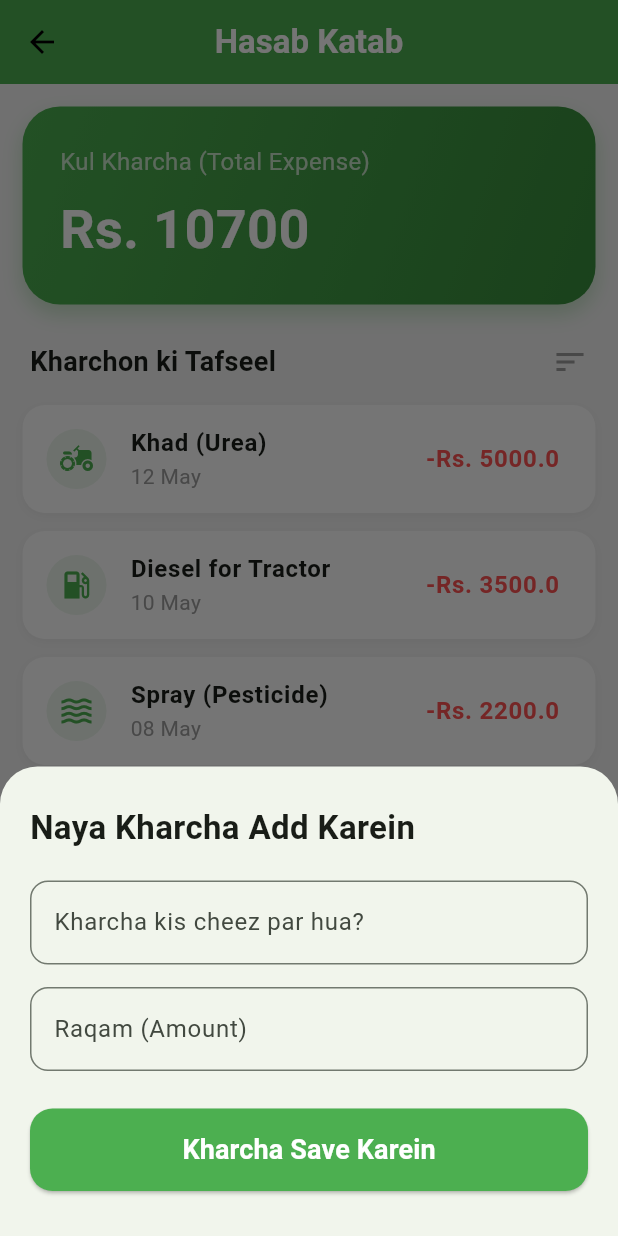
After one commit to Tanveergcu05/kisaanguide4, a Flutter app: the ExpenseTrackerScreen screen opened by its route, after a tap on "Naya Kharcha", on a phone screen of 412 x 824 dp. The commit adds this screen. Run offline on Flutter 3.47's test engine with Material 3 defaults, Android fonts, the phone set to English and light mode, and no system bars; our stand-ins replace animated_bottom_navigation_bar, intl_phone_field, weather; network calls fail.

Commit message:
restructure files

```diff
--- /dev/null
+++ b/lib/core/app_router.dart
@@ -0,0 +1,54 @@
+import 'package:flutter/material.dart';
+
+// 1. Auth Screens
+import '../screens/auth/phone_input_screen.dart';
+import '../screens/auth/otp_verification_screen.dart';
+import '../screens/auth/user_details_screen.dart';
+
+// 2. Home/Dashboard
+import '../screens/home/dashboard_screen.dart';
+
+// 3. Weather
+import '../screens/weather/weather_screen.dart';
+
+// 4. Crops & Orchards
+import '../screens/crops/add_crop_screen.dart';
+import '../screens/crops/orchard_details_screen.dart';
+
+// 5. Finance (Hasab Katab) - Nayi Screen
+import '../screens/finance/expense_tracker_screen.dart';
+
+class AppRouter {
+  // Routes ke Unique Names (Constants)
+  static const String phoneInput = '/';
+  static const String otp = '/otp';
+  static const String userDetail = '/user-detail';
+  static const String dashboard = '/dashboard';
+  static const String weather = '/weather';
+  static const String addCrop = '/add-crop';
+  static const String orchard = '/orchard';
+  static const String expenses = '/expenses'; // Naya Path
+
+  // Yeh function main.dart mein supply kiya jata hai
+  static Map<String, WidgetBuilder> getRoutes() {
+    return {
+      phoneInput: (context) => const PhoneInputScreen(),
+      otp: (context) => const OTPVerificationScreen(),
+      userDetail: (context) => const UserDetailsScreen(),
+      dashboard: (context) => const DashboardScreen(),
+      weather: (context) => const WeatherScreen(),
+      addCrop: (context) => const AddCropScreen(),
+      orchard: (context) => const OrchardDetailsScreen(),
+      expenses: (context) => const ExpenseTrackerScreen(), // Nayi entry
+    };
+  }
+
+  // Navigation Helpers (Poori app mein kahin se bhi call karne ke liye)
+  static void goToExpenses(BuildContext context) {
+    Navigator.pushNamed(context, expenses);
+  }
+
+  static void goToDashboard(BuildContext context) {
+    Navigator.pushReplacementNamed(context, dashboard);
+  }
+}
--- /dev/null
+++ b/lib/data/models/expense_model.dart
@@ -0,0 +1,15 @@
+class ExpenseModel {
+  final String id;
+  final String title;     // Maslan: Khad, Diesel, Spray
+  final double amount;    // Kitne paise lage
+  final DateTime date;    // Kab kharcha hua
+  final String category;  // Baag ke liye ya Fasal ke liye
+
+  ExpenseModel({
+    required this.id,
+    required this.title,
+    required this.amount,
+    required this.date,
+    required this.category,
+  });
+}
--- a/lib/features/auth/screens/otp_verification_screen.dart
+++ b/lib/screens/auth/otp_verification_screen.dart
@@ -1,5 +1,5 @@
 import 'package:flutter/material.dart';
-import '../../../core/constants/app_colors.dart';
+import '../../core/constants/app_colors.dart';
 import 'user_details_screen.dart'; // Navigation ke liye import
 
 class OTPVerificationScreen extends StatelessWidget {
--- a/lib/features/auth/screens/phone_input_screen.dart
+++ b/lib/screens/auth/phone_input_screen.dart
@@ -1,6 +1,6 @@
 import 'package:flutter/material.dart';
 import 'package:intl_phone_field/intl_phone_field.dart';
-import '../../../core/constants/app_colors.dart';
+import '../../core/constants/app_colors.dart';
 import 'otp_verification_screen.dart';
 
 class PhoneInputScreen extends StatelessWidget {
--- a/lib/features/auth/screens/user_details_screen.dart
+++ b/lib/screens/auth/user_details_screen.dart
@@ -1,6 +1,6 @@
 import 'package:flutter/material.dart';
-import '../../../core/constants/app_colors.dart';
-import '../../home/screens/dashboard_screen.dart';
+import '../../core/constants/app_colors.dart';
+import '../home/dashboard_screen.dart';
 
 class UserDetailsScreen extends StatefulWidget {
   const UserDetailsScreen({super.key});
--- /dev/null
+++ b/lib/screens/finance/expense_tracker_screen.dart
@@ -0,0 +1,175 @@
+import 'package:flutter/material.dart';
+
+class ExpenseTrackerScreen extends StatefulWidget {
+  const ExpenseTrackerScreen({super.key});
+
+  @override
+  State<ExpenseTrackerScreen> createState() => _ExpenseTrackerScreenState();
+}
+
+class _ExpenseTrackerScreenState extends State<ExpenseTrackerScreen> {
+  // Dummy data list
+  final List<Map<String, dynamic>> _expenses = [
+    {'title': 'Khad (Urea)', 'amount': 5000.0, 'date': '12 May', 'icon': Icons.agriculture},
+    {'title': 'Diesel for Tractor', 'amount': 3500.0, 'date': '10 May', 'icon': Icons.local_gas_station},
+    {'title': 'Spray (Pesticide)', 'amount': 2200.0, 'date': '08 May', 'icon': Icons.waves},
+  ];
+
+  // Total calculate karne ka logic
+  double get _totalExpense {
+    return _expenses.fold(0, (sum, item) => sum + item['amount']);
+  }
+
+  @override
+  Widget build(BuildContext context) {
+    return Scaffold(
+      backgroundColor: const Color(0xFFF5F5F5), // Light Grey background
+      appBar: AppBar(
+        title: const Text("Hasab Katab", style: TextStyle(fontWeight: FontWeight.bold, color: Colors.white)),
+        backgroundColor: Colors.green,
+        centerTitle: true,
+        elevation: 0,
+      ),
+      body: Column(
+        children: [
+          // --- Total Summary Card ---
+          Container(
+            width: double.infinity,
+            padding: const EdgeInsets.all(25),
+            margin: const EdgeInsets.all(15),
+            decoration: BoxDecoration(
+              gradient: const LinearGradient(
+                colors: [Colors.green, Color(0xFF388E3C)],
+                begin: Alignment.topLeft,
+                end: Alignment.bottomRight,
+              ),
+              borderRadius: BorderRadius.circular(25),
+              boxShadow: [
+                BoxShadow(
+                  color: Colors.green.withOpacity(0.3),
+                  blurRadius: 12,
+                  offset: const Offset(0, 6),
+                )
+              ],
+            ),
+            child: Column(
+              crossAxisAlignment: CrossAxisAlignment.start,
+              children: [
+                const Text("Kul Kharcha (Total Expense)",
+                  style: TextStyle(color: Colors.white70, fontSize: 16)),
+                const SizedBox(height: 8),
+                Text("Rs. ${_totalExpense.toStringAsFixed(0)}",
+                  style: const TextStyle(color: Colors.white, fontSize: 36, fontWeight: FontWeight.bold)),
+              ],
+            ),
+          ),
+
+          // --- Section Header ---
+          const Padding(
+            padding: EdgeInsets.symmetric(horizontal: 20, vertical: 10),
+            child: Row(
+              mainAxisAlignment: MainAxisAlignment.spaceBetween,
+              children: [
+                Text("Kharchon ki Tafseel", style: TextStyle(fontSize: 18, fontWeight: FontWeight.bold)),
+                Icon(Icons.sort, color: Colors.grey),
+              ],
+            ),
+          ),
+
+          // --- List of Expenses ---
+          Expanded(
+            child: ListView.builder(
+              itemCount: _expenses.length,
+              padding: const EdgeInsets.only(bottom: 80), // FAB ke liye jagah
+              itemBuilder: (context, index) {
+                final item = _expenses[index];
+                return Container(
+                  margin: const EdgeInsets.symmetric(horizontal: 15, vertical: 6),
+                  decoration: BoxDecoration(
+                    color: Colors.white,
+                    borderRadius: BorderRadius.circular(15),
+                    boxShadow: [
+                      BoxShadow(color: Colors.black.withOpacity(0.05), blurRadius: 5, offset: const Offset(0, 2))
+                    ],
+                  ),
+                  child: ListTile(
+                    leading: CircleAvatar(
+                      backgroundColor: Colors.green.withOpacity(0.1),
+                      child: Icon(item['icon'], color: Colors.green),
+                    ),
+                    title: Text(item['title'], style: const TextStyle(fontWeight: FontWeight.bold)),
+                    subtitle: Text(item['date'], style: const TextStyle(color: Colors.grey)),
+                    trailing: Text("-Rs. ${item['amount']}",
+                      style: const TextStyle(color: Colors.redAccent, fontWeight: FontWeight.bold, fontSize: 16)),
+                  ),
+                );
+              },
+            ),
+          ),
+        ],
+      ),
+
+      // --- Add Expense Button ---
+      floatingActionButton: FloatingActionButton.extended(
+        onPressed: () => _showAddExpenseDialog(),
+        backgroundColor: Colors.green,
+        icon: const Icon(Icons.add, color: Colors.white),
+        label: const Text("Naya Kharcha", style: TextStyle(color: Colors.white)),
+      ),
+    );
+  }
+
+  // --- Pop-up Dialog for Adding Expense ---
+  void _showAddExpenseDialog() {
+    showModalBottomSheet(
+      context: context,
+      isScrollControlled: true,
+      shape: const RoundedRectangleBorder(borderRadius: BorderRadius.vertical(top: Radius.circular(25))),
+      builder: (context) => Padding(
+        padding: EdgeInsets.only(
+          bottom: MediaQuery.of(context).viewInsets.bottom,
+          left: 20, right: 20, top: 25
+        ),
+        child: Column(
+          mainAxisSize: MainAxisSize.min,
+          crossAxisAlignment: CrossAxisAlignment.start,
+          children: [
+            const Text("Naya Kharcha Add Karein", style: TextStyle(fontSize: 22, fontWeight: FontWeight.bold)),
+            const SizedBox(height: 20),
+            TextField(
+              decoration: InputDecoration(
+                labelText: "Kharcha kis cheez par hua?",
+                hintText: "e.g. Diesel, Khad, Beej",
+                border: OutlineInputBorder(borderRadius: BorderRadius.circular(12)),
+              ),
+            ),
+            const SizedBox(height: 15),
+            TextField(
+              keyboardType: TextInputType.number,
+              decoration: InputDecoration(
+                labelText: "Raqam (Amount)",
+                prefixText: "Rs. ",
+                border: OutlineInputBorder(borderRadius: BorderRadius.circular(12)),
+              ),
+            ),
+            const SizedBox(height: 25),
+            SizedBox(
+              width: double.infinity,
+              height: 55,
+              child: ElevatedButton(
+                onPressed: () => Navigator.pop(context),
+                style: ElevatedButton.styleFrom(
+                  backgroundColor: Colors.green,
+                  shape: RoundedRectangleBorder(borderRadius: BorderRadius.circular(15)),
+                ),
+                child: const Text("Kharcha Save Karein",
+                  style: TextStyle(color: Colors.white, fontSize: 18, fontWeight: FontWeight.bold)),
+              ),
+            ),
+            const SizedBox(height: 30),
+          ],
+        ),
+      ),
+    );
+  }
+}
```
Also changed, not shown: lib/main.dart (+45 -4 lines), lib/screens/home/dashboard_screen.dart (renamed from lib/features/home/screens/dashboard_screen.dart, +23 -18 lines), lib/data/services/weather_service.dart (renamed from lib/core/services/weather_service.dart), lib/screens/crops/add_crop_screen.dart (renamed from lib/features/crops/screens/add_crop_screen.dart), lib/screens/crops/orchard_details_screen.dart (renamed from lib/features/orchard/screens/orchard_details_screen.dart), lib/screens/weather/weather_screen.dart (renamed from lib/features/weather/screens/weather_screen.dart).
